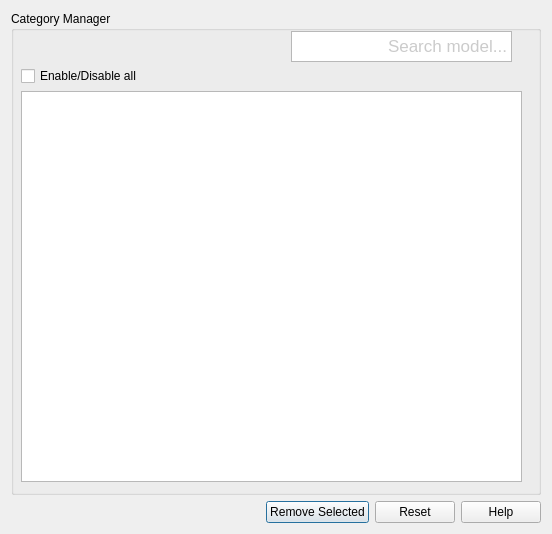
The window that src/sas/qtgui/MainWindow/UI/CategoryManagerUI.ui (jaredraynes/sasview) describes before a commit, drawn with Qt 5.
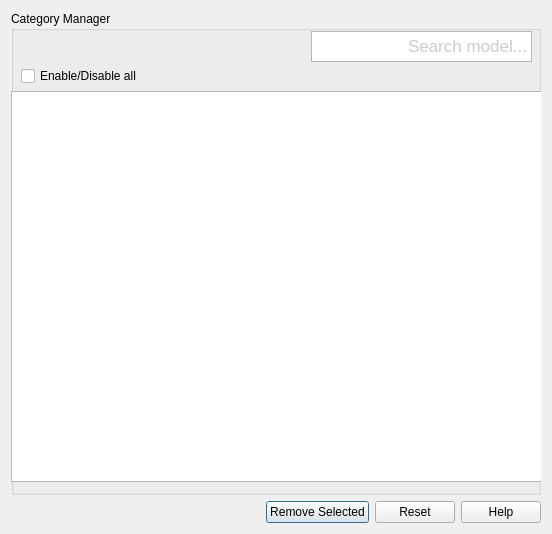
The same window after the commit. Icons and pictures are not drawn.

Commit message: Towards implementation of editable combobox

```diff
--- a/src/sas/qtgui/MainWindow/UI/CategoryManagerUI.ui
+++ b/src/sas/qtgui/MainWindow/UI/CategoryManagerUI.ui
@@ -77,7 +77,7 @@
         </property>
         <property name="geometry">
          <rect>
-          <x>280</x>
+          <x>300</x>
           <y>20</y>
           <width>221</width>
           <height>31</height>
@@ -109,9 +109,9 @@
         </property>
         <property name="geometry">
          <rect>
-          <x>10</x>
+          <x>0</x>
           <y>80</y>
-          <width>501</width>
+          <width>531</width>
           <height>391</height>
          </rect>
         </property>
```
The commit also changes 1 other file.
